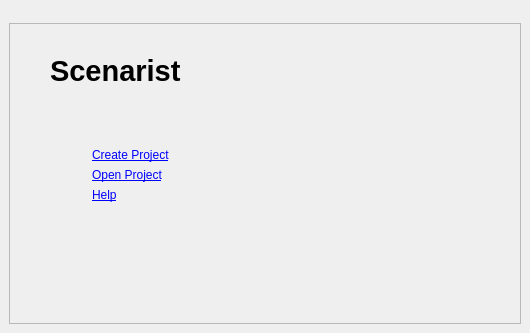
First picture: the form in src/UserInterfaceLayer/StartUp/StartUpView.ui, repository dimkanovikov/KITScenarist, before the edit.
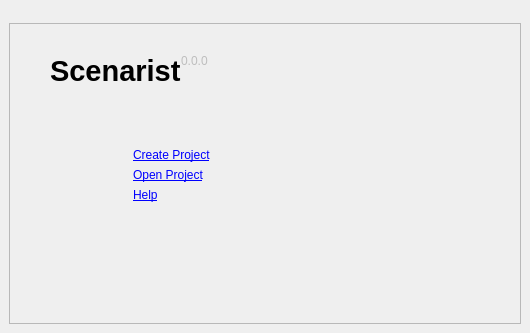
Second picture: the form after the edit. Icons and pictures are not drawn.

Commit message: Show application version at startup screen

The edit to the form file:
```diff
--- a/src/UserInterfaceLayer/StartUp/StartUpView.ui
+++ b/src/UserInterfaceLayer/StartUp/StartUpView.ui
@@ -115,13 +115,13 @@
           </property>
           <property name="minimumSize">
            <size>
-            <width>340</width>
+            <width>260</width>
             <height>0</height>
            </size>
           </property>
           <property name="maximumSize">
            <size>
-            <width>340</width>
+            <width>260</width>
             <height>16777215</height>
            </size>
           </property>
@@ -216,6 +216,9 @@
              <property name="orientation">
               <enum>Qt::Horizontal</enum>
              </property>
+             <property name="sizeType">
+              <enum>QSizePolicy::Preferred</enum>
+             </property>
              <property name="sizeHint" stdset="0">
               <size>
                <width>40</width>
@@ -241,6 +244,8 @@
          </widget>
         </item>
         <item row="0" column="0" colspan="2">
+         <layout class="QHBoxLayout" name="horizontalLayout">
+          <item>
          <widget class="QLabel" name="logo">
           <property name="font">
            <font>
@@ -254,6 +259,33 @@
            <string>Scenarist</string>
           </property>
          </widget>
+          </item>
+          <item>
+           <widget class="QLabel" name="version">
+            <property name="enabled">
+             <bool>false</bool>
+            </property>
+            <property name="sizePolicy">
+             <sizepolicy hsizetype="Expanding" vsizetype="Preferred">
+              <horstretch>0</horstretch>
+              <verstretch>0</verstretch>
+             </sizepolicy>
+            </property>
+            <property name="text">
+             <string>0.0.0</string>
+            </property>
+            <property name="alignment">
+             <set>Qt::AlignLeading|Qt::AlignLeft|Qt::AlignTop</set>
+            </property>
+            <property name="margin">
+             <number>3</number>
+            </property>
+            <property name="indent">
+             <number>-1</number>
+            </property>
+           </widget>
+          </item>
+         </layout>
         </item>
        </layout>
       </widget>
```
Lines whose indentation alone changed are shown as unchanged. The commit also changes 2 other files.
